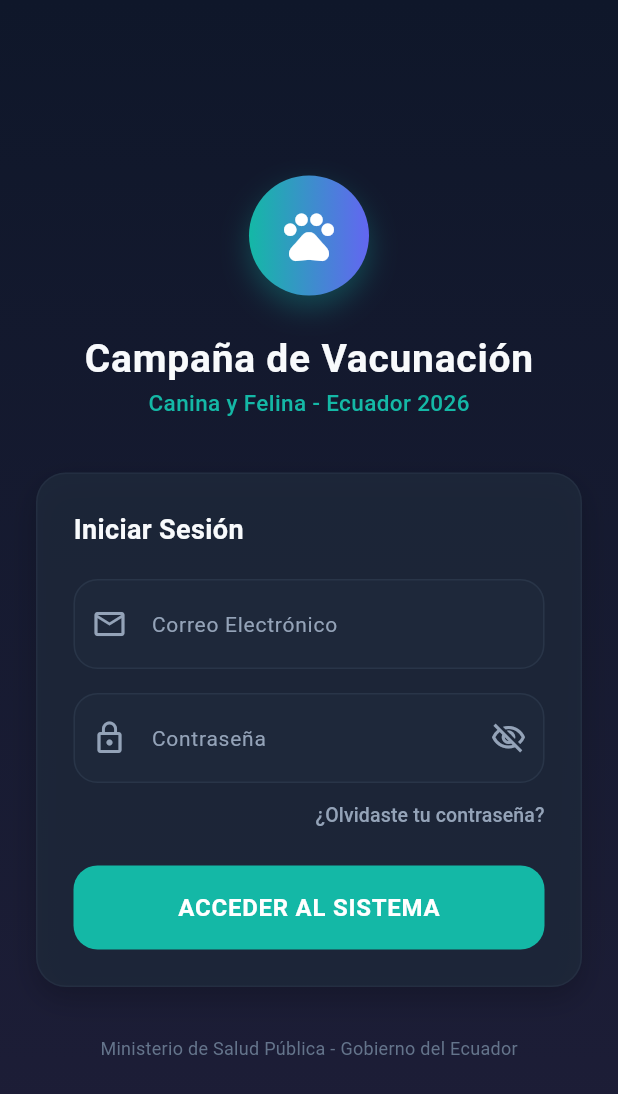
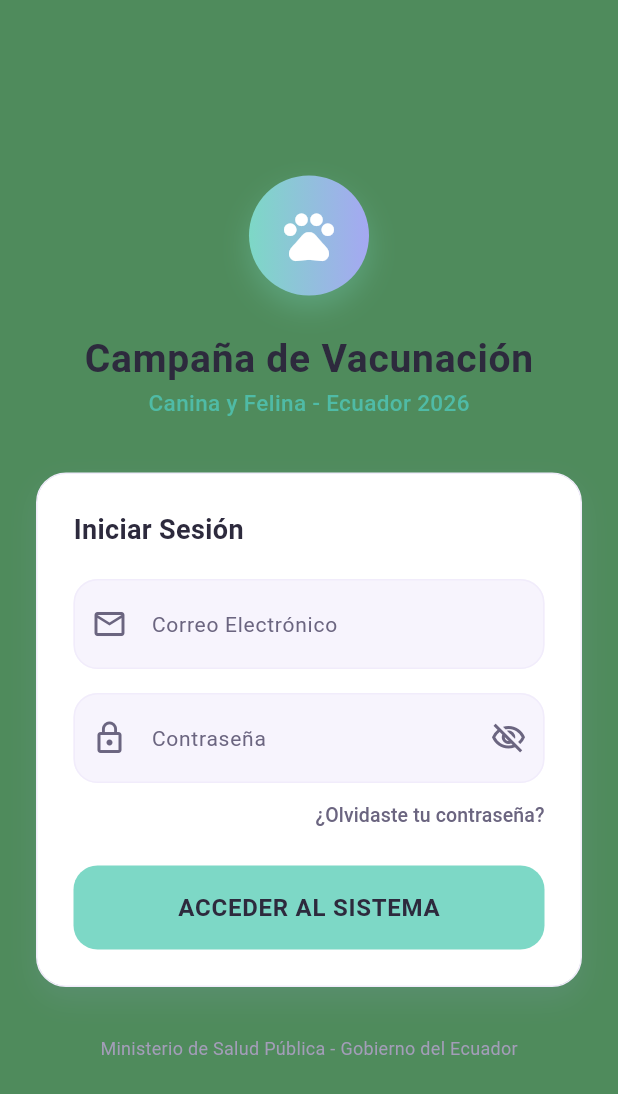
Before and after one commit to NicolasCh25/prueba3, a Flutter app: the screen it shows after launch, on a phone screen of 412 x 824 dp. Shown: the top 1094 px of the screen. Run offline on Flutter 3.47's test engine with Material 3 defaults, Android fonts, the light colour scheme and no system bars; our stand-ins replace connectivity_plus, equatable, flutter_bloc, geolocator, hive_flutter, image_picker and 1 more; accounts and stored records are empty.

Commit message:
Arreglando errores

```diff
--- a/lib/core/theme/app_theme.dart
+++ b/lib/core/theme/app_theme.dart
@@ -1,70 +1,77 @@
 import 'package:flutter/material.dart';
 
 class AppColors {
-  // Slate Dark Palette
-  static const Color background = Color(0xFF0F172A);
-  static const Color surface = Color(0xFF1E293B);
-  static const Color surfaceLight = Color(0xFF334155);
+  // Fondo claro
+  static const Color background = Color.fromARGB(255, 79, 139, 92); // blanco con un toque lavanda
+  static const Color surface = Color(0xFFFFFFFF);
+  static const Color surfaceLight = Color(0xFFF1ECFB);
 
-  // Vibrant accents
-  static const Color primary = Color(0xFF14B8A6); // Teal
-  static const Color primaryDark = Color(0xFF0D9488);
-  static const Color secondary = Color(0xFF6366F1); // Indigo
-  static const Color accent = Color(0xFFF59E0B); // Amber
+  // Acentos pastel (versión suave de cada color)
+  static const Color primary = Color(0xFF7DD8C6); // Mint/teal pastel
+  static const Color primaryDark = Color(0xFF4FBBA6);
+  static const Color secondary = Color(0xFFA5A8F2); // Lavanda/indigo pastel
+  static const Color accent = Color(0xFFFFD08A); // Durazno/amber pastel
 
-  // Statuses
-  static const Color success = Color(0xFF10B981);
-  static const Color error = Color(0xFFF43F5E);
-  static const Color info = Color(0xFF06B6D4);
+  // Extra pops de color pastel
+  static const Color pink = Color(0xFFFFB3C6); // Rosa pastel
+  static const Color purple = Color(0xFFD8B4FE); // Lila pastel
+  static const Color cyan = Color(0xFFA7E8F0); // Celeste pastel
+  static const Color lime = Color(0xFFD3F09A); // Verde lima pastel
 
-  // Text
-  static const Color textPrimary = Color(0xFFF8FAFC);
-  static const Color textSecondary = Color(0xFF94A3B8);
-  static const Color textMuted = Color(0xFF64748B);
+  // Statuses (también en tono pastel)
+  static const Color success = Color(0xFF9AE6B4);
+  static const Color error = Color(0xFFFFA6A6);
+  static const Color info = Color(0xFFA7E8F0);
+
+  // Text — oscuro para que sea legible sobre fondo claro
+  static const Color textPrimary = Color(0xFF2D2A3D);
+  static const Color textSecondary = Color(0xFF6B6580);
+  static const Color textMuted = Color(0xFFA39DB8);
 }
 
 class AppTheme {
-  static ThemeData get darkTheme {
+  static ThemeData get lightTheme {
     return ThemeData(
       useMaterial3: true,
-      brightness: Brightness.dark,
+      brightness: Brightness.light,
       scaffoldBackgroundColor: AppColors.background,
       primaryColor: AppColors.primary,
-      colorScheme: const ColorScheme.dark(
+      colorScheme: const ColorScheme.light(
         primary: AppColors.primary,
         secondary: AppColors.secondary,
+        tertiary: AppColors.pink,
         surface: AppColors.surface,
-        background: AppColors.background,
         error: AppColors.error,
-        onPrimary: Colors.white,
-        onSecondary: Colors.white,
+        onPrimary: AppColors.textPrimary, // texto oscuro sobre pastel se lee mejor que blanco
+        onSecondary: AppColors.textPrimary,
         onSurface: AppColors.textPrimary,
-        onBackground: AppColors.textPrimary,
+        onTertiary: AppColors.textPrimary,
       ),
       cardTheme: CardThemeData(
         color: AppColors.surface,
-        elevation: 0,
+        elevation: 2,
+        shadowColor: AppColors.secondary.withValues(alpha: 0.15),
         shape: RoundedRectangleBorder(
           borderRadius: BorderRadius.circular(20),
           side: BorderSide(
-            color: AppColors.surfaceLight.withValues(alpha: 0.4),
+            color: AppColors.surfaceLight,
             width: 1,
           ),
         ),
       ),
       inputDecorationTheme: InputDecorationTheme(
         filled: true,
-        fillColor: AppColors.surface.withOpacity(0.8),
+        fillColor: AppColors.surfaceLight.withValues(alpha: 0.6),
         hintStyle: const TextStyle(color: AppColors.textMuted, fontSize: 14),
         labelStyle: const TextStyle(color: AppColors.textSecondary, fontSize: 14),
-        floatingLabelStyle: const TextStyle(color: AppColors.primary, fontWeight: FontWeight.w600),
+        floatingLabelStyle: const TextStyle(color: AppColors.primaryDark, fontWeight: FontWeight.w600),
         border: OutlineInputBorder(
           borderRadius: BorderRadius.circular(16),
-          borderSide: BorderSide(color: AppColors.surfaceLight.withOpacity(0.5)),
+          borderSide: BorderSide(color: AppColors.surfaceLight),
         ),
         enabledBorder: OutlineInputBorder(
           borderRadius: BorderRadius.circular(16),
-          borderSide: BorderSide(color: AppColors.surfaceLight.withOpacity(0.5)),
+          borderSide: BorderSide(color: AppColors.surfaceLight),
         ),
         focusedBorder: OutlineInputBorder(
           borderRadius: BorderRadius.circular(16),
@@ -79,7 +86,7 @@ class AppTheme {
       elevatedButtonTheme: ElevatedButtonThemeData(
         style: ElevatedButton.styleFrom(
           backgroundColor: AppColors.primary,
-          foregroundColor: Colors.white,
+          foregroundColor: AppColors.textPrimary,
           elevation: 0,
           minimumSize: const Size(double.infinity, 56),
           shape: RoundedRectangleBorder(
@@ -105,23 +112,43 @@ class AppTheme {
         iconTheme: IconThemeData(color: AppColors.textPrimary),
       ),
       floatingActionButtonTheme: FloatingActionButtonThemeData(
-        backgroundColor: AppColors.primary,
-        foregroundColor: Colors.white,
-        elevation: 4,
+        backgroundColor: AppColors.pink,
+        foregroundColor: AppColors.textPrimary,
+        elevation: 3,
         shape: RoundedRectangleBorder(
           borderRadius: BorderRadius.circular(16),
         ),
       ),
+      chipTheme: ChipThemeData(
+        backgroundColor: AppColors.surfaceLight,
+        labelStyle: const TextStyle(color: AppColors.textPrimary, fontSize: 13, fontWeight: FontWeight.w600),
+        padding: const EdgeInsets.symmetric(horizontal: 12, vertical: 8),
+        shape: RoundedRectangleBorder(
+          borderRadius: BorderRadius.circular(12),
+        ),
+      ),
+      switchTheme: SwitchThemeData(
+        thumbColor: WidgetStateProperty.resolveWith((states) {
+          if (states.contains(WidgetState.selected)) return AppColors.primary;
+          return AppColors.textMuted;
+        }),
+        trackColor: WidgetStateProperty.resolveWith((states) {
+          if (states.contains(WidgetState.selected)) {
+            return AppColors.primary.withValues(alpha: 0.4);
+          }
+          return AppColors.surfaceLight;
+        }),
+      ),
     );
   }
 
-  // --- GLASSMORPHIC DECORATION HELPERS ---
+  // --- DECORATION HELPERS (versión pastel) ---
   static Decoration get glassDecoration {
     return BoxDecoration(
-      color: AppColors.surface.withOpacity(0.65),
+      color: AppColors.surface.withValues(alpha: 0.85),
       borderRadius: BorderRadius.circular(24),
       border: Border.all(
-        color: Colors.white.withOpacity(0.08),
+        color: AppColors.secondary.withValues(alpha: 0.15),
         width: 1.5,
       ),
     );
@@ -129,15 +156,15 @@ class AppTheme {
 
   static Decoration get glassCardDecoration {
     return BoxDecoration(
-      color: AppColors.surface.withOpacity(0.8),
+      color: AppColors.surface,
       borderRadius: BorderRadius.circular(20),
       border: Border.all(
-        color: AppColors.surfaceLight.withOpacity(0.3),
+        color: AppColors.surfaceLight,
         width: 1,
       ),
       boxShadow: [
         BoxShadow(
-          color: Colors.black.withOpacity(0.2),
+          color: AppColors.secondary.withValues(alpha: 0.12),
           blurRadius: 16,
           offset: const Offset(0, 8),
         ),
@@ -155,11 +182,58 @@ class AppTheme {
       borderRadius: BorderRadius.circular(16),
       boxShadow: [
         BoxShadow(
-          color: AppColors.primary.withOpacity(0.3),
+          color: AppColors.primary.withValues(alpha: 0.25),
           blurRadius: 12,
           offset: const Offset(0, 6),
         ),
       ],
     );
   }
+
+  // Gradiente pastel rosa→lila→durazno, ideal para headers/banners
+  static Decoration get vibrantGradientDecoration {
+    return BoxDecoration(
+      gradient: const LinearGradient(
+        colors: [AppColors.purple, AppColors.pink, AppColors.accent],
+        begin: Alignment.topLeft,
+        end: Alignment.bottomRight,
+      ),
+      borderRadius: BorderRadius.circular(20),
+      boxShadow: [
+        BoxShadow(
+          color: AppColors.pink.withValues(alpha: 0.25),
+          blurRadius: 20,
+          offset: const Offset(0, 10),
+        ),
+      ],
+    );
+  }
+
+  // Gradiente pastel frío celeste→lavanda
+  static Decoration get coolGradientDecoration {
+    return BoxDecoration(
+      gradient: const LinearGradient(
+        colors: [AppColors.cyan, AppColors.secondary],
+        begin: Alignment.topLeft,
+        end: Alignment.bottomRight,
+      ),
+      borderRadius: BorderRadius.circular(16),
+      boxShadow: [
+        BoxShadow(
+          color: AppColors.cyan.withValues(alpha: 0.25),
+          blurRadius: 12,
+          offset: const Offset(0, 6),
+        ),
+      ],
+    );
+  }
+
+  // Lista de gradientes pastel para tarjetas/categorías con variedad de color
+  static const List<List<Color>> categoryGradients = [
+    [AppColors.primary, AppColors.cyan],
+    [AppColors.secondary, AppColors.purple],
+    [AppColors.pink, AppColors.accent],
+    [AppColors.lime, AppColors.primary],
+    [AppColors.accent, AppColors.error],
+  ];
 }
--- a/lib/main.dart
+++ b/lib/main.dart
@@ -62,7 +62,7 @@ class MyApp extends StatelessWidget {
         ],
         child: MaterialApp(
           title: 'Campaña de Vacunación Canina & Felina',
-          theme: AppTheme.darkTheme,
+          theme: AppTheme.lightTheme,
           debugShowCheckedModeBanner: false,
           home: const AppRootNavigator(),
         ),
--- a/lib/presentation/pages/auth/login_page.dart
+++ b/lib/presentation/pages/auth/login_page.dart
@@ -42,7 +42,7 @@ class _LoginPageState extends State<LoginPage> {
     showDialog(
       context: context,
       builder: (dialogCtx) => AlertDialog(
-        backgroundColor: AppColors.surface,
+        backgroundColor: const Color.fromARGB(255, 216, 212, 212),
         title: const Text(
           'Recuperar Contraseña',
           style: TextStyle(color: AppColors.textPrimary, fontWeight: FontWeight.bold),
@@ -112,6 +112,8 @@ class _LoginPageState extends State<LoginPage> {
 
   @override
   Widget build(BuildContext context) {
+    // Sin Container propio de fondo: el color de fondo lo controla
+    // AppTheme.lightTheme -> scaffoldBackgroundColor, igual en todas las pantallas.
     return Scaffold(
       body: BlocListener<AuthBloc, AuthState>(
         listener: (context, state) {
@@ -129,16 +131,6 @@ class _LoginPageState extends State<LoginPage> {
             );
           }
         },
-        child: Container(
-          width: double.infinity,
-          height: double.infinity,
-          decoration: const BoxDecoration(
-            gradient: LinearGradient(
-              colors: [AppColors.background, Color(0xFF1E1E38)],
-              begin: Alignment.topCenter,
-              end: Alignment.bottomCenter,
-            ),
-          ),
         child: SafeArea(
           child: Center(
             child: SingleChildScrollView(
@@ -159,7 +151,7 @@ class _LoginPageState extends State<LoginPage> {
                         ),
                         boxShadow: [
                           BoxShadow(
-                              color: AppColors.primary.withOpacity(0.3),
+                            color: AppColors.primary.withValues(alpha: 0.3),
                             blurRadius: 16,
                             offset: const Offset(0, 8),
                           )
@@ -185,7 +177,7 @@ class _LoginPageState extends State<LoginPage> {
                       'Canina y Felina - Ecuador 2026',
                       style: TextStyle(
                         fontSize: 15,
-                          color: AppColors.primary,
+                        color: AppColors.primaryDark,
                         fontWeight: FontWeight.w500,
                       ),
                     ),
@@ -309,7 +301,6 @@ class _LoginPageState extends State<LoginPage> {
           ),
         ),
       ),
-      ),
     );
   }
 }
```
Lines whose indentation alone changed are shown as unchanged.
